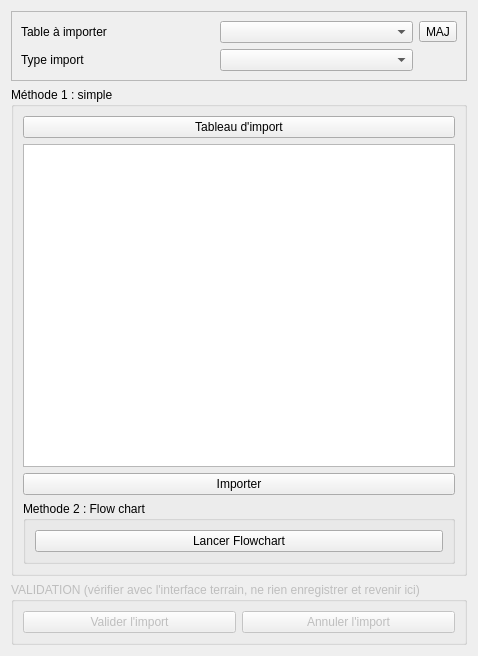
Above: Lamia/iface/qgiswidget/tools/toolpostpro/base2/Lamia_import_tool.ui from Artelia/Lamia before the change. Below: the same form after it.
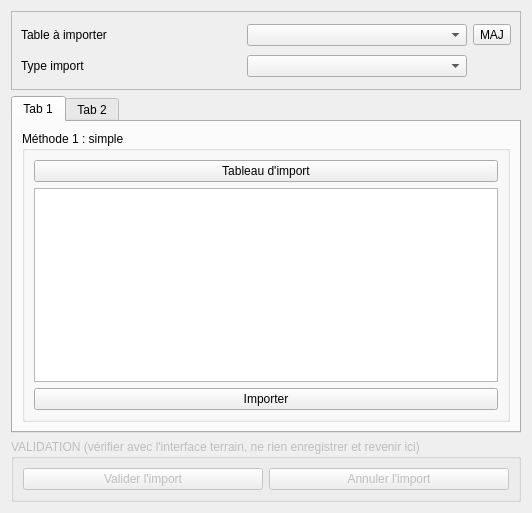
That is the form after the change. The open tabs and pages were chosen to show the change.

The edit to the form file:
```diff
--- a/Lamia/iface/qgiswidget/tools/toolpostpro/base2/Lamia_import_tool.ui
+++ b/Lamia/iface/qgiswidget/tools/toolpostpro/base2/Lamia_import_tool.ui
@@ -6,14 +6,14 @@
    <rect>
     <x>0</x>
     <y>0</y>
-    <width>478</width>
-    <height>656</height>
+    <width>532</width>
+    <height>513</height>
    </rect>
   </property>
   <property name="windowTitle">
    <string>Form</string>
   </property>
-  <layout class="QVBoxLayout" name="verticalLayout" stretch="1,10,0">
+  <layout class="QVBoxLayout" name="verticalLayout" stretch="1,0,0">
    <item>
     <widget class="QFrame" name="frame">
      <property name="frameShape">
@@ -54,6 +54,16 @@
     </widget>
    </item>
    <item>
+    <widget class="QTabWidget" name="tabWidget">
+     <property name="currentIndex">
+      <number>1</number>
+     </property>
+     <widget class="QWidget" name="tab">
+      <attribute name="title">
+       <string>Tab 1</string>
+      </attribute>
+      <layout class="QVBoxLayout" name="verticalLayout_4">
+       <item>
     <widget class="QGroupBox" name="groupBox">
      <property name="title">
       <string>Méthode 1 : simple</string>
@@ -76,6 +86,16 @@
         </property>
        </widget>
       </item>
+         </layout>
+        </widget>
+       </item>
+      </layout>
+     </widget>
+     <widget class="QWidget" name="tab_2">
+      <attribute name="title">
+       <string>Tab 2</string>
+      </attribute>
+      <layout class="QVBoxLayout" name="verticalLayout_5">
       <item>
        <widget class="QGroupBox" name="groupBox_2">
         <property name="title">
@@ -93,6 +113,7 @@
        </widget>
       </item>
      </layout>
+     </widget>
     </widget>
    </item>
    <item>
```
Lines whose indentation alone changed are shown as unchanged.
